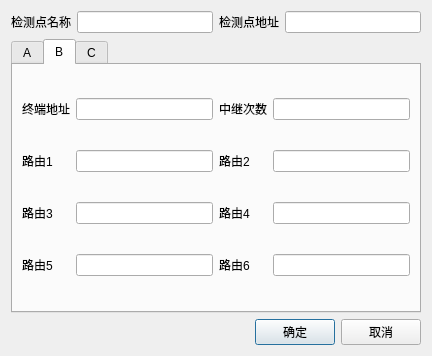
Qt form AddTerminalDlg.ui (wanlong1215/test) before a commit.
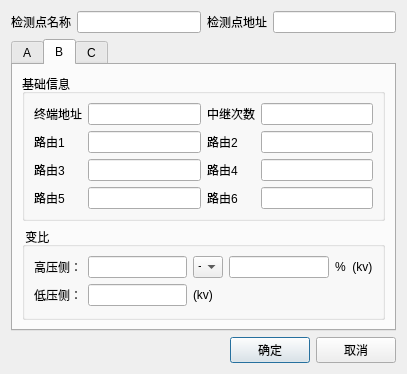
The same form after that commit. The open tabs and pages were chosen to show the change.

```diff
--- a/AddTerminalDlg.ui
+++ b/AddTerminalDlg.ui
@@ -6,14 +6,14 @@
    <rect>
     <x>0</x>
     <y>0</y>
-    <width>432</width>
-    <height>331</height>
+    <width>407</width>
+    <height>360</height>
    </rect>
   </property>
   <property name="windowTitle">
    <string>添加终端</string>
   </property>
-  <layout class="QVBoxLayout" name="verticalLayout_2">
+  <layout class="QVBoxLayout" name="verticalLayout_3">
    <item>
     <layout class="QGridLayout" name="gridLayout_5">
      <item row="0" column="0">
@@ -134,106 +134,169 @@
       <attribute name="title">
        <string>B</string>
       </attribute>
-      <layout class="QGridLayout" name="gridLayout_2">
-       <item row="1" column="4">
-        <widget class="QLineEdit" name="leRoute22"/>
-       </item>
+      <layout class="QVBoxLayout" name="verticalLayout">
+       <item>
+        <widget class="QGroupBox" name="groupBox_5">
+         <property name="title">
+          <string>基础信息</string>
+         </property>
+         <layout class="QGridLayout" name="gridLayout_8">
        <item row="3" column="4">
         <widget class="QLineEdit" name="leRoute62"/>
        </item>
-       <item row="1" column="2">
-        <widget class="QLabel" name="label_33">
+          <item row="0" column="0">
+           <widget class="QLabel" name="label_51">
          <property name="text">
-          <string>路由2</string>
+             <string>终端地址</string>
          </property>
         </widget>
        </item>
-       <item row="2" column="4">
-        <widget class="QLineEdit" name="leRoute42"/>
+          <item row="3" column="2">
+           <widget class="QLabel" name="label_52">
+            <property name="text">
+             <string>路由6</string>
+            </property>
+           </widget>
        </item>
        <item row="1" column="1">
         <widget class="QLineEdit" name="leRoute12"/>
        </item>
-       <item row="0" column="2">
-        <widget class="QLabel" name="label_30">
-         <property name="text">
-          <string>中继次数</string>
-         </property>
-        </widget>
-       </item>
-       <item row="0" column="0">
-        <widget class="QLabel" name="label_31">
-         <property name="text">
-          <string>终端地址</string>
-         </property>
-        </widget>
-       </item>
        <item row="0" column="1">
         <widget class="QLineEdit" name="leAddr2"/>
        </item>
-       <item row="3" column="0">
-        <widget class="QLabel" name="label_36">
+          <item row="1" column="0">
+           <widget class="QLabel" name="label_53">
          <property name="text">
-          <string>路由5</string>
-         </property>
-        </widget>
-       </item>
-       <item row="3" column="1">
-        <widget class="QLineEdit" name="leRoute52"/>
-       </item>
-       <item row="2" column="2">
-        <widget class="QLabel" name="label_35">
-         <property name="text">
-          <string>路由4</string>
+             <string>路由1</string>
          </property>
         </widget>
        </item>
        <item row="2" column="1">
         <widget class="QLineEdit" name="leRoute32"/>
        </item>
+          <item row="1" column="2">
+           <widget class="QLabel" name="label_54">
+            <property name="text">
+             <string>路由2</string>
+            </property>
+           </widget>
+          </item>
+          <item row="0" column="2">
+           <widget class="QLabel" name="label_55">
+            <property name="text">
+             <string>中继次数</string>
+            </property>
+           </widget>
+          </item>
+          <item row="3" column="0">
+           <widget class="QLabel" name="label_56">
+            <property name="text">
+             <string>路由5</string>
+            </property>
+           </widget>
+          </item>
+          <item row="1" column="4">
+           <widget class="QLineEdit" name="leRoute22"/>
+          </item>
+          <item row="2" column="2">
+           <widget class="QLabel" name="label_57">
+            <property name="text">
+             <string>路由4</string>
+            </property>
+           </widget>
+          </item>
        <item row="2" column="0">
-        <widget class="QLabel" name="label_34">
+           <widget class="QLabel" name="label_58">
          <property name="text">
           <string>路由3</string>
          </property>
         </widget>
        </item>
-       <item row="3" column="2">
-        <widget class="QLabel" name="label_37">
-         <property name="text">
-          <string>路由6</string>
-         </property>
-        </widget>
-       </item>
-       <item row="1" column="0">
-        <widget class="QLabel" name="label_32">
-         <property name="text">
-          <string>路由1</string>
-         </property>
-        </widget>
+          <item row="2" column="4">
+           <widget class="QLineEdit" name="leRoute42"/>
+          </item>
+          <item row="3" column="1">
+           <widget class="QLineEdit" name="leRoute52"/>
        </item>
        <item row="0" column="4">
         <widget class="QLineEdit" name="leTimes2"/>
        </item>
       </layout>
      </widget>
+       </item>
+       <item>
+        <widget class="QGroupBox" name="groupBox_3">
+         <property name="title">
+          <string> 变比</string>
+         </property>
+         <layout class="QGridLayout" name="gridLayout_2">
+          <item row="0" column="0">
+           <widget class="QLabel" name="label_7">
+            <property name="text">
+             <string>高压侧：</string>
+            </property>
+           </widget>
+          </item>
+          <item row="0" column="1">
+           <widget class="QLineEdit" name="leHighPressureValue2"/>
+          </item>
+          <item row="0" column="2">
+           <widget class="QComboBox" name="cbHighPressureSymbol2">
+            <property name="maximumSize">
+             <size>
+              <width>30</width>
+              <height>16777215</height>
+             </size>
+            </property>
+            <item>
+             <property name="text">
+              <string>+</string>
+             </property>
+            </item>
+            <item>
+             <property name="text">
+              <string>-</string>
+             </property>
+            </item>
+           </widget>
+          </item>
+          <item row="0" column="3">
+           <widget class="QLineEdit" name="leHighPressureOffset2"/>
+          </item>
+          <item row="0" column="4">
+           <widget class="QLabel" name="label_8">
+            <property name="text">
+             <string>%  (kv)</string>
+            </property>
+           </widget>
+          </item>
+          <item row="1" column="0">
+           <widget class="QLabel" name="label_9">
+            <property name="text">
+             <string>低压侧：</string>
+            </property>
+           </widget>
+          </item>
+          <item row="1" column="1">
+           <widget class="QLineEdit" name="leLowPressureValue2"/>
+          </item>
+          <item row="1" column="2">
+           <widget class="QLabel" name="label_10">
+            <property name="text">
+             <string>(kv)</string>
+            </property>
+           </widget>
+          </item>
+         </layout>
+        </widget>
+       </item>
+      </layout>
+     </widget>
      <widget class="QWidget" name="tab_3">
       <attribute name="title">
        <string>C</string>
       </attribute>
-      <layout class="QVBoxLayout" name="verticalLayout">
-       <property name="leftMargin">
-        <number>0</number>
-       </property>
-       <property name="topMargin">
-        <number>0</number>
-       </property>
-       <property name="rightMargin">
-        <number>0</number>
-       </property>
-       <property name="bottomMargin">
-        <number>0</number>
-       </property>
+      <layout class="QVBoxLayout" name="verticalLayout_2">
        <item>
         <widget class="QGroupBox" name="groupBox_2">
          <property name="title">
```
Left out of the diff: 179 changed lines with no effect on the pictures. Lines whose indentation alone changed are shown as unchanged.
